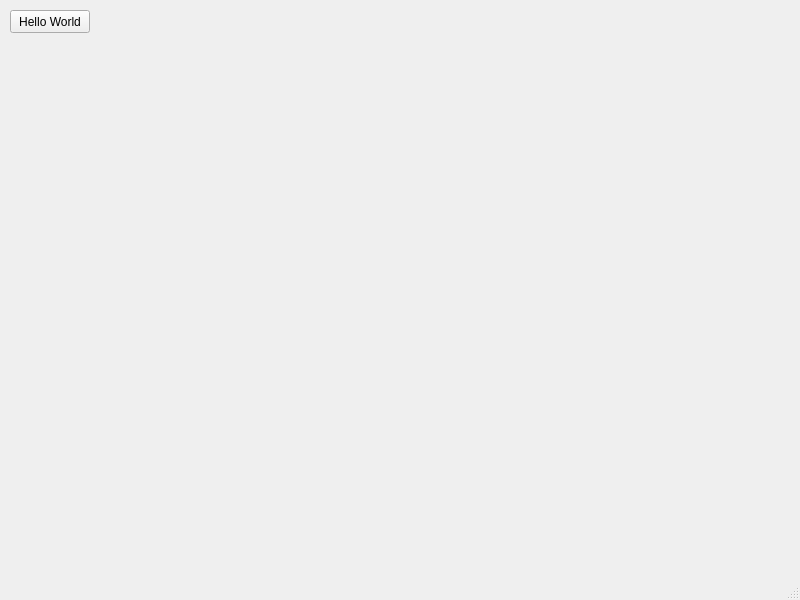
First picture: the form in GUI/gui.ui, repository aaronkopplin/gv-nap-fileserver, before the edit.
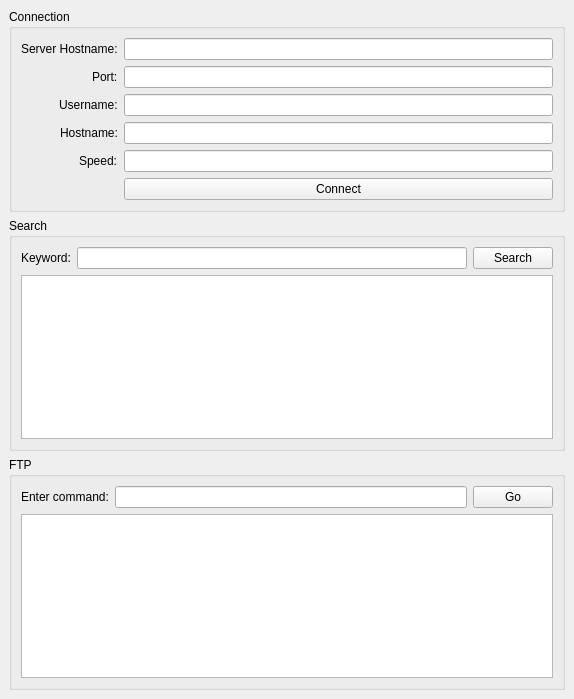
Second picture: the form after the edit.

Commit message: making the gui look good

Patch:
```diff
--- a/GUI/gui.ui
+++ b/GUI/gui.ui
@@ -6,39 +6,168 @@
    <rect>
     <x>0</x>
     <y>0</y>
-    <width>800</width>
-    <height>600</height>
+    <width>574</width>
+    <height>699</height>
    </rect>
   </property>
   <property name="windowTitle">
    <string>MainWindow</string>
   </property>
   <widget class="QWidget" name="centralwidget">
-   <widget class="QPushButton" name="pushButton">
-    <property name="geometry">
-     <rect>
-      <x>10</x>
-      <y>10</y>
-      <width>80</width>
-      <height>23</height>
-     </rect>
-    </property>
-    <property name="text">
-     <string>Hello World</string>
-    </property>
-   </widget>
+   <layout class="QVBoxLayout" name="verticalLayout_3">
+    <item>
+     <widget class="QGroupBox" name="groupBox">
+      <property name="title">
+       <string>Connection</string>
+      </property>
+      <layout class="QHBoxLayout" name="horizontalLayout">
+       <item>
+        <layout class="QFormLayout" name="formLayout">
+         <property name="labelAlignment">
+          <set>Qt::AlignRight|Qt::AlignTrailing|Qt::AlignVCenter</set>
+         </property>
+         <property name="formAlignment">
+          <set>Qt::AlignRight|Qt::AlignTop|Qt::AlignTrailing</set>
+         </property>
+         <item row="0" column="0">
+          <widget class="QLabel" name="label">
+           <property name="sizePolicy">
+            <sizepolicy hsizetype="Preferred" vsizetype="Preferred">
+             <horstretch>0</horstretch>
+             <verstretch>0</verstretch>
+            </sizepolicy>
+           </property>
+           <property name="text">
+            <string>Server Hostname:</string>
+           </property>
+          </widget>
+         </item>
+         <item row="0" column="1">
+          <widget class="QLineEdit" name="server"/>
+         </item>
+         <item row="1" column="0">
+          <widget class="QLabel" name="label_2">
+           <property name="layoutDirection">
+            <enum>Qt::LeftToRight</enum>
+           </property>
+           <property name="text">
+            <string>Port:</string>
+           </property>
+          </widget>
+         </item>
+         <item row="1" column="1">
+          <widget class="QLineEdit" name="port"/>
+         </item>
+         <item row="2" column="0">
+          <widget class="QLabel" name="label_3">
+           <property name="text">
+            <string>Username:</string>
+           </property>
+          </widget>
+         </item>
+         <item row="2" column="1">
+          <widget class="QLineEdit" name="username"/>
+         </item>
+         <item row="3" column="0">
+          <widget class="QLabel" name="label_4">
+           <property name="text">
+            <string>Hostname:</string>
+           </property>
+          </widget>
+         </item>
+         <item row="3" column="1">
+          <widget class="QLineEdit" name="hostname"/>
+         </item>
+         <item row="5" column="1">
+          <widget class="QPushButton" name="connect">
+           <property name="text">
+            <string>Connect</string>
+           </property>
+          </widget>
+         </item>
+         <item row="4" column="0">
+          <widget class="QLabel" name="label_6">
+           <property name="text">
+            <string>Speed:</string>
+           </property>
+          </widget>
+         </item>
+         <item row="4" column="1">
+          <widget class="QLineEdit" name="speed"/>
+         </item>
+        </layout>
+       </item>
+      </layout>
+     </widget>
+    </item>
+    <item>
+     <widget class="QGroupBox" name="groupBox_2">
+      <property name="title">
+       <string>Search</string>
+      </property>
+      <layout class="QVBoxLayout" name="verticalLayout_2">
+       <item>
+        <layout class="QGridLayout" name="gridLayout_2">
+         <item row="0" column="0">
+          <widget class="QLabel" name="label_7">
+           <property name="text">
+            <string>Keyword:</string>
+           </property>
+          </widget>
+         </item>
+         <item row="0" column="1">
+          <widget class="QLineEdit" name="keyword"/>
+         </item>
+         <item row="0" column="2">
+          <widget class="QPushButton" name="search">
+           <property name="text">
+            <string>Search</string>
+           </property>
+          </widget>
+         </item>
+        </layout>
+       </item>
+       <item>
+        <widget class="QTableView" name="results"/>
+       </item>
+      </layout>
+     </widget>
+    </item>
+    <item>
+     <widget class="QGroupBox" name="groupBox_3">
+      <property name="title">
+       <string>FTP</string>
+      </property>
+      <layout class="QVBoxLayout" name="verticalLayout_4">
+       <item>
+        <layout class="QGridLayout" name="gridLayout">
+         <item row="0" column="1">
+          <widget class="QLineEdit" name="command"/>
+         </item>
+         <item row="0" column="0">
+          <widget class="QLabel" name="label_5">
+           <property name="text">
+            <string>Enter command:</string>
+           </property>
+          </widget>
+         </item>
+         <item row="0" column="2">
+          <widget class="QPushButton" name="go">
+           <property name="text">
+            <string>Go</string>
+           </property>
+          </widget>
+         </item>
+        </layout>
+       </item>
+       <item>
+        <widget class="QPlainTextEdit" name="commandLine"/>
+       </item>
+      </layout>
+     </widget>
+    </item>
+   </layout>
   </widget>
-  <widget class="QMenuBar" name="menubar">
-   <property name="geometry">
-    <rect>
-     <x>0</x>
-     <y>0</y>
-     <width>800</width>
-     <height>20</height>
-    </rect>
-   </property>
-  </widget>
-  <widget class="QStatusBar" name="statusbar"/>
  </widget>
  <resources/>
  <connections/>
```
Left out of the diff: 2 changed lines with no effect on the pictures. The commit also changes 1 other file.
